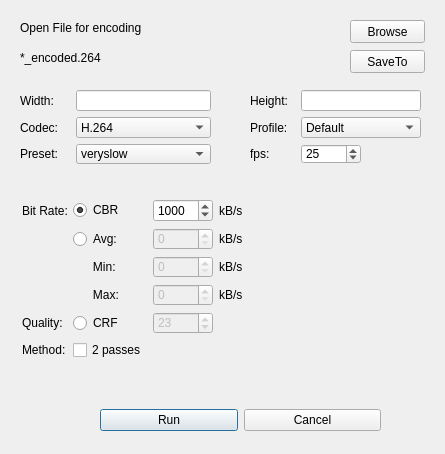
honzabilek4/VideoCodecs, file encode.ui: the form before one commit.
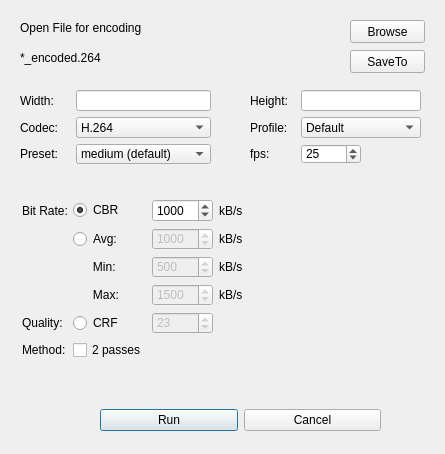
The form after the commit.

Patch:
```diff
--- a/encode.ui
+++ b/encode.ui
@@ -130,7 +130,10 @@
      </widget>
     </item>
     <item row="2" column="1">
-     <widget class="QComboBox" name="comboBox">
+     <widget class="QComboBox" name="presetBox">
+      <property name="currentIndex">
+       <number>3</number>
+      </property>
       <item>
        <property name="text">
         <string>veryslow</string>
@@ -148,7 +151,7 @@
       </item>
       <item>
        <property name="text">
-        <string>medium</string>
+        <string>medium (default)</string>
        </property>
       </item>
       <item>
@@ -279,7 +282,7 @@
     </item>
    </layout>
   </widget>
-  <widget class="QWidget" name="">
+  <widget class="QWidget" name="layoutWidget">
    <property name="geometry">
     <rect>
      <x>22</x>
@@ -359,6 +362,15 @@
       <property name="enabled">
        <bool>false</bool>
       </property>
+      <property name="minimum">
+       <number>1</number>
+      </property>
+      <property name="maximum">
+       <number>99999</number>
+      </property>
+      <property name="value">
+       <number>1000</number>
+      </property>
      </widget>
     </item>
     <item row="1" column="3">
@@ -392,6 +404,15 @@
         <height>0</height>
        </size>
       </property>
+      <property name="minimum">
+       <number>1</number>
+      </property>
+      <property name="maximum">
+       <number>99999</number>
+      </property>
+      <property name="value">
+       <number>500</number>
+      </property>
      </widget>
     </item>
     <item row="2" column="3">
@@ -425,6 +446,15 @@
         <height>0</height>
        </size>
       </property>
+      <property name="minimum">
+       <number>1</number>
+      </property>
+      <property name="maximum">
+       <number>99999</number>
+      </property>
+      <property name="value">
+       <number>1500</number>
+      </property>
      </widget>
     </item>
     <item row="3" column="3">
```
Left out of the diff: 32 changed lines with no effect on the pictures.
